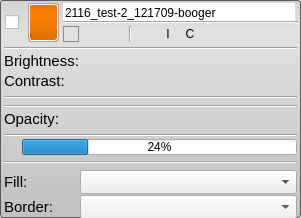
The window that Interface/AppInterface/LayerWidget.ui (jessdtate/Seg3D) describes before a commit, drawn with Qt 5.
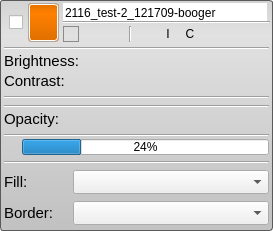
The same window after the commit. Icons and pictures are not drawn.

What changed in the file:
```diff
--- a/Interface/AppInterface/LayerWidget.ui
+++ b/Interface/AppInterface/LayerWidget.ui
@@ -6,8 +6,8 @@
    <rect>
     <x>0</x>
     <y>0</y>
-    <width>301</width>
-    <height>218</height>
+    <width>273</width>
+    <height>231</height>
    </rect>
   </property>
   <property name="mouseTracking">
@@ -315,13 +315,13 @@
              <number>0</number>
             </property>
             <property name="leftMargin">
-             <number>2</number>
+             <number>3</number>
             </property>
             <property name="topMargin">
              <number>6</number>
             </property>
             <property name="rightMargin">
-             <number>6</number>
+             <number>0</number>
             </property>
             <property name="bottomMargin">
              <number>6</number>
```
